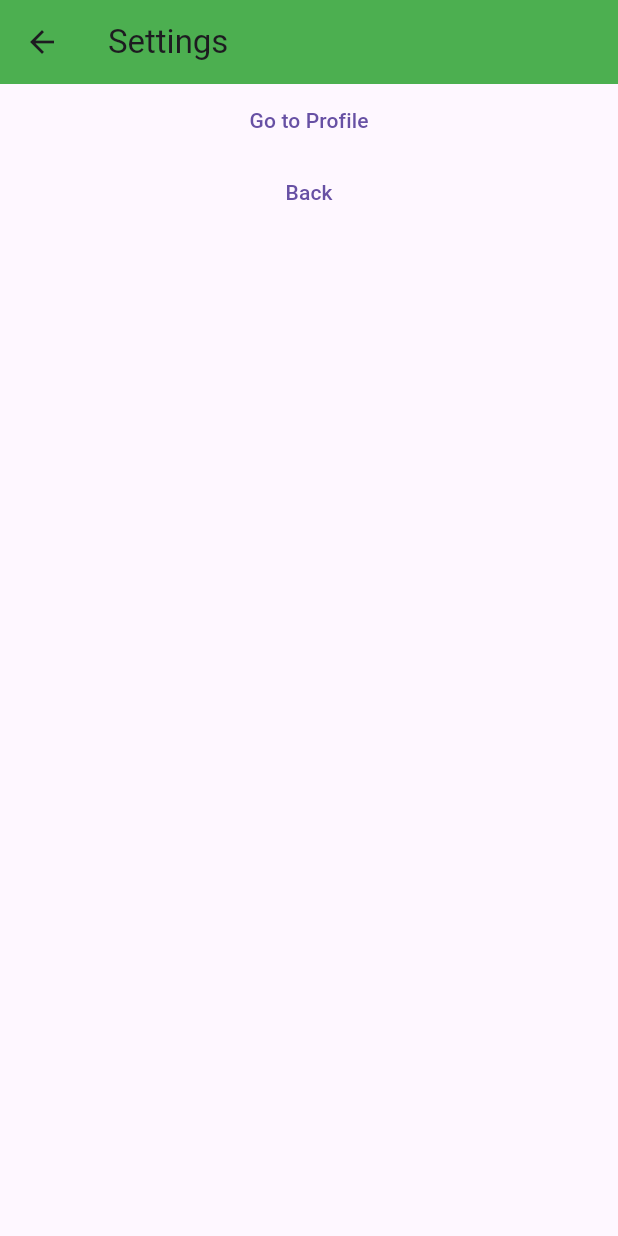
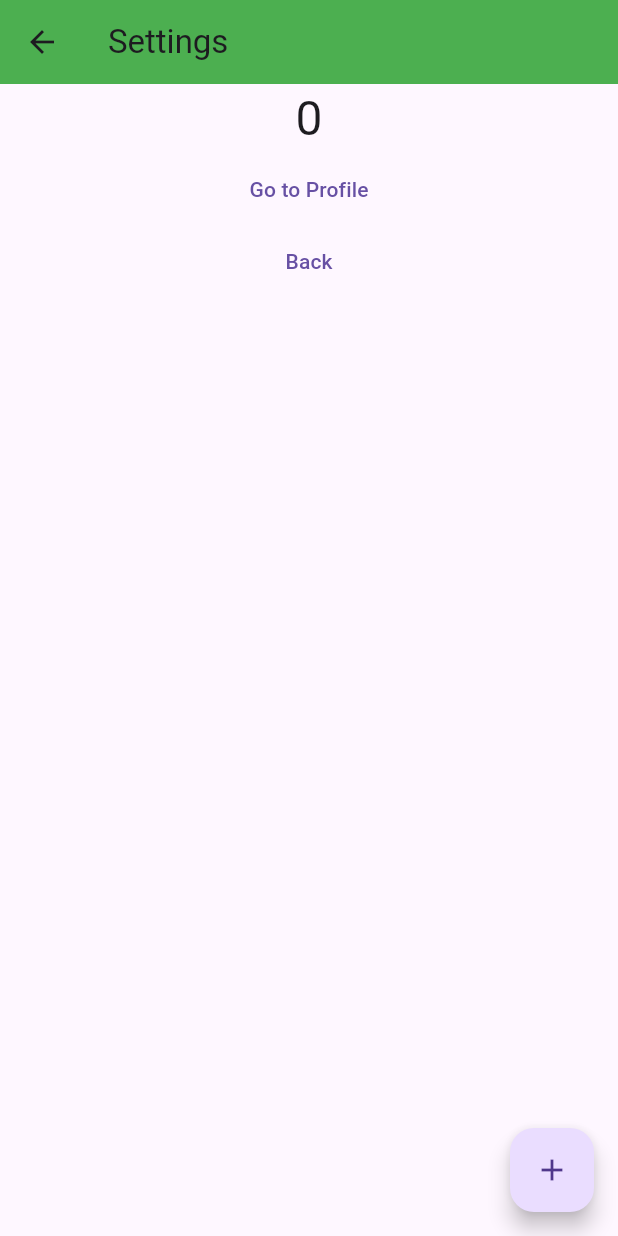
Before and after one commit to saem10/state_management, a Flutter app: the screen it shows after launch, after a tap on "Go to Settings", on a phone screen of 412 x 824 dp. Run offline on Flutter 3.47's test engine with Material 3 defaults, Android fonts, the phone set to English and light mode, and no system bars; our stand-ins replace get.

```diff
--- a/lib/app.dart
+++ b/lib/app.dart
@@ -27,7 +27,7 @@ class CounterApp extends StatelessWidget {
           return routewidget;
         });
       },
-      //initialBinding: ControllerBinder(),
+      initialBinding: ControllerBinder(),
     );
   }
 }
--- a/lib/screens/home_screen.dart
+++ b/lib/screens/home_screen.dart
@@ -21,7 +21,7 @@ class _HomeScreenState extends State<HomeScreen> {
         actions: [
           IconButton(
             onPressed: () {
-              counterController.reset();
+              Get.find<CounterController>().reset();
               Get.snackbar(
                 "Counter Reset",
                 "The counter has been reset to 0",
@@ -39,8 +39,7 @@ class _HomeScreenState extends State<HomeScreen> {
           child: Column(
             mainAxisAlignment: MainAxisAlignment.center,
             children: [
-              GetBuilder(
-                  init: counterController,
+              GetBuilder<CounterController>(
                   builder: (controller){
                     return Text(
                       controller.count.toString(),
@@ -56,7 +55,7 @@ class _HomeScreenState extends State<HomeScreen> {
       ),
       floatingActionButton: FloatingActionButton(
         onPressed: () {
-          counterController.increment();
+          Get.find<CounterController>().increment();
         },
         child: Icon(Icons.add),
       ),
--- a/lib/screens/settings_screen.dart
+++ b/lib/screens/settings_screen.dart
@@ -1,5 +1,7 @@
 import 'package:flutter/material.dart';
 import 'package:get/get.dart';
+
+import '../widget/counter_controller.dart';
 
 class SettingScreen extends StatelessWidget {
   const SettingScreen({super.key});
@@ -12,6 +14,13 @@ class SettingScreen extends StatelessWidget {
       body: Center(
         child: Column(
           children: [
+            GetBuilder<CounterController>(
+                builder: (controller){
+                  return Text(
+                    controller.count.toString(),
+                    style: TextStyle(fontSize: 32),
+                  );
+                }),
             TextButton(onPressed: () {
               //Get.off(ProfileScreen());
               Get.offNamed('/profile');
@@ -21,10 +30,14 @@ class SettingScreen extends StatelessWidget {
               Get.back();
             },
                 child: Text('Back')),
-
           ],
         ),
-
+      ),
+      floatingActionButton: FloatingActionButton(
+        onPressed: () {
+          Get.find<CounterController>().increment();
+        },
+        child: Icon(Icons.add),
       ),
     );
   }
--- /dev/null
+++ b/lib/widget/controller_binder.dart
@@ -0,0 +1,10 @@
+import 'package:get/get.dart';
+import 'package:state_management/widget/counter_controller.dart';
+
+class ControllerBinder extends Bindings{
+  @override
+  void dependencies() {
+     Get.put(CounterController());
+    //Get.lazyPut(()=> CounterController());
+  }
+}
```
Also changed, not shown: lib/screens/profile_screen.dart (+30 -6 lines).
